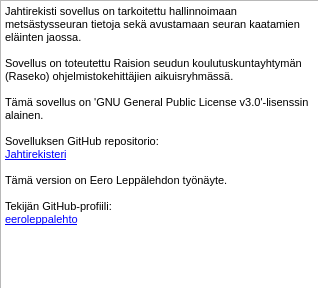
First picture: the form in desktopApp/ui/infoDialog.ui, repository eeroleppalehto/Jahtirekisteri, before the edit.
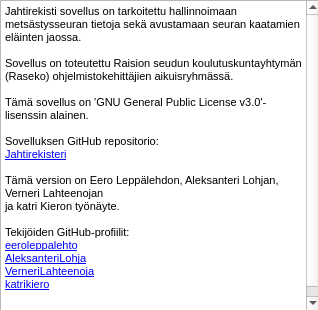
Second picture: the form after the edit.

Commit message: Updated the info in the info dialog

Patch:
```diff
--- a/desktopApp/ui/infoDialog.ui
+++ b/desktopApp/ui/infoDialog.ui
@@ -7,7 +7,7 @@
     <x>0</x>
     <y>0</y>
     <width>318</width>
-    <height>288</height>
+    <height>310</height>
    </rect>
   </property>
   <property name="windowTitle">
@@ -19,7 +19,7 @@
      <x>0</x>
      <y>0</y>
      <width>321</width>
-     <height>291</height>
+     <height>311</height>
     </rect>
    </property>
    <property name="html">
@@ -36,11 +36,15 @@
 &lt;p style=&quot; margin-top:0px; margin-bottom:0px; margin-left:0px; margin-right:0px; -qt-block-indent:0; text-indent:0px;&quot;&gt;Sovelluksen GitHub repositorio:&lt;/p&gt;
 &lt;p style=&quot; margin-top:0px; margin-bottom:0px; margin-left:0px; margin-right:0px; -qt-block-indent:0; text-indent:0px;&quot;&gt;&lt;a href=&quot;https://github.com/eeroleppalehto/Jahtirekisteri&quot;&gt;&lt;span style=&quot; font-size:8pt; text-decoration: underline; color:#0000ff;&quot;&gt;Jahtirekisteri&lt;/span&gt;&lt;/a&gt;&lt;/p&gt;
 &lt;p style=&quot;-qt-paragraph-type:empty; margin-top:0px; margin-bottom:0px; margin-left:0px; margin-right:0px; -qt-block-indent:0; text-indent:0px;&quot;&gt;&lt;br /&gt;&lt;/p&gt;
-&lt;p style=&quot; margin-top:0px; margin-bottom:0px; margin-left:0px; margin-right:0px; -qt-block-indent:0; text-indent:0px;&quot;&gt;Tämä version on Eero Leppälehdon työnäyte.&lt;/p&gt;
+&lt;p style=&quot; margin-top:0px; margin-bottom:0px; margin-left:0px; margin-right:0px; -qt-block-indent:0; text-indent:0px;&quot;&gt;Tämä version on Eero Leppälehdon, Aleksanteri Lohjan, Verneri Lahteenojan&lt;/p&gt;
+&lt;p style=&quot; margin-top:0px; margin-bottom:0px; margin-left:0px; margin-right:0px; -qt-block-indent:0; text-indent:0px;&quot;&gt;ja katri Kieron työnäyte.&lt;/p&gt;
 &lt;p style=&quot;-qt-paragraph-type:empty; margin-top:0px; margin-bottom:0px; margin-left:0px; margin-right:0px; -qt-block-indent:0; text-indent:0px;&quot;&gt;&lt;br /&gt;&lt;/p&gt;
-&lt;p style=&quot; margin-top:0px; margin-bottom:0px; margin-left:0px; margin-right:0px; -qt-block-indent:0; text-indent:0px;&quot;&gt;Tekijän GitHub-profiili:&lt;/p&gt;
+&lt;p style=&quot; margin-top:0px; margin-bottom:0px; margin-left:0px; margin-right:0px; -qt-block-indent:0; text-indent:0px;&quot;&gt;Tekijöiden GitHub-profiilit:&lt;/p&gt;
 &lt;p style=&quot; margin-top:0px; margin-bottom:0px; margin-left:0px; margin-right:0px; -qt-block-indent:0; text-indent:0px;&quot;&gt;&lt;a href=&quot;https://github.com/eeroleppalehto&quot;&gt;&lt;span style=&quot; font-size:8pt; text-decoration: underline; color:#0000ff;&quot;&gt;eeroleppalehto&lt;/span&gt;&lt;/a&gt;&lt;/p&gt;
-&lt;p style=&quot;-qt-paragraph-type:empty; margin-top:0px; margin-bottom:0px; margin-left:0px; margin-right:0px; -qt-block-indent:0; text-indent:0px;&quot;&gt;&lt;br /&gt;&lt;/p&gt;
+&lt;p style=&quot; margin-top:0px; margin-bottom:0px; margin-left:0px; margin-right:0px; -qt-block-indent:0; text-indent:0px;&quot;&gt;&lt;a href=&quot;https://github.com/AleksanteriLohja&quot;&gt;&lt;span style=&quot; font-size:8pt; text-decoration: underline; color:#0000ff;&quot;&gt;AleksanteriLohja&lt;/span&gt;&lt;/a&gt;&lt;/p&gt;
+&lt;p style=&quot; margin-top:0px; margin-bottom:0px; margin-left:0px; margin-right:0px; -qt-block-indent:0; text-indent:0px;&quot;&gt;&lt;a href=&quot;https://github.com/VerneriLahteenoja&quot;&gt;&lt;span style=&quot; font-size:8pt; text-decoration: underline; color:#0000ff;&quot;&gt;VerneriLahteenoja&lt;/span&gt;&lt;/a&gt;&lt;/p&gt;
+&lt;p style=&quot; margin-top:0px; margin-bottom:0px; margin-left:0px; margin-right:0px; -qt-block-indent:0; text-indent:0px;&quot;&gt;&lt;a href=&quot;https://github.com/katrikiero&quot;&gt;&lt;span style=&quot; font-size:8pt; text-decoration: underline; color:#0000ff;&quot;&gt;katrikiero&lt;/span&gt;&lt;/a&gt;&lt;/p&gt;
+&lt;p style=&quot;-qt-paragraph-type:empty; margin-top:0px; margin-bottom:0px; margin-left:0px; margin-right:0px; -qt-block-indent:0; text-indent:0px; font-size:8pt; text-decoration: underline; color:#0000ff;&quot;&gt;&lt;br /&gt;&lt;/p&gt;
 &lt;p style=&quot;-qt-paragraph-type:empty; margin-top:0px; margin-bottom:0px; margin-left:0px; margin-right:0px; -qt-block-indent:0; text-indent:0px;&quot;&gt;&lt;br /&gt;&lt;/p&gt;&lt;/body&gt;&lt;/html&gt;</string>
    </property>
    <property name="openExternalLinks">
```
